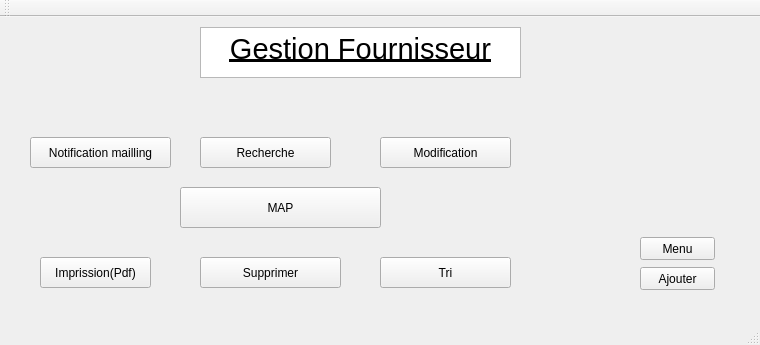
Old version of the form mainwindow.ui in the repository bilelKort/TechStore_Project.
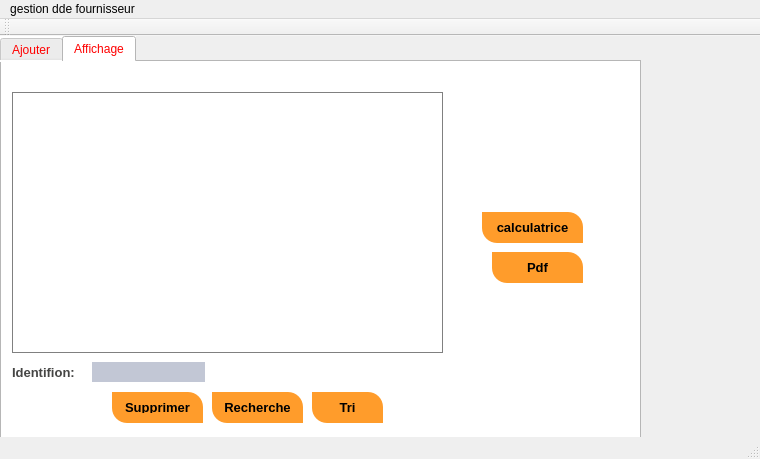
New version of the form. The open tabs and pages were chosen to show the change. Icons and pictures are not drawn.

Diff of the .ui file:
```diff
--- a/mainwindow.ui
+++ b/mainwindow.ui
@@ -7,89 +7,924 @@
     <x>0</x>
     <y>0</y>
     <width>760</width>
-    <height>345</height>
+    <height>459</height>
    </rect>
   </property>
   <property name="windowTitle">
    <string>Gestion des Clients</string>
   </property>
   <widget class="QWidget" name="centralWidget">
-   <widget class="QTextEdit" name="textEdit">
+   <widget class="QTabWidget" name="tabWidget">
     <property name="geometry">
      <rect>
-      <x>200</x>
-      <y>10</y>
-      <width>321</width>
-      <height>51</height>
+      <x>0</x>
+      <y>0</y>
+      <width>641</width>
+      <height>411</height>
      </rect>
     </property>
-    <property name="html">
-     <string>&lt;!DOCTYPE HTML PUBLIC &quot;-//W3C//DTD HTML 4.0//EN&quot; &quot;http://www.w3.org/TR/REC-html40/strict.dtd&quot;&gt;
-&lt;html&gt;&lt;head&gt;&lt;meta name=&quot;qrichtext&quot; content=&quot;1&quot; /&gt;&lt;style type=&quot;text/css&quot;&gt;
-p, li { white-space: pre-wrap; }
-&lt;/style&gt;&lt;/head&gt;&lt;body style=&quot; font-family:'MS Shell Dlg 2'; font-size:8.25pt; font-weight:400; font-style:normal;&quot;&gt;
-&lt;p align=&quot;center&quot; style=&quot; margin-top:0px; margin-bottom:0px; margin-left:0px; margin-right:0px; -qt-block-indent:0; text-indent:0px;&quot;&gt;&lt;span style=&quot; font-family:'MS Shell Dlg 2'; font-size:22pt; text-decoration: underline;&quot;&gt;Gestion Fournisseur&lt;/span&gt;&lt;/p&gt;&lt;/body&gt;&lt;/html&gt;</string>
-    </property>
-   </widget>
-   <widget class="QStackedWidget" name="stackedWidget">
-    <property name="geometry">
-     <rect>
-      <x>10</x>
-      <y>70</y>
-      <width>731</width>
-      <height>231</height>
-     </rect>
+    <property name="styleSheet">
+     <string notr="true">QWidget
+
+{
+
+	background-color: #fff;
+
+	color: red;
+
+
+
+}
+
+
+
+
+
+/*-----QLabel-----*/
+
+QLabel
+
+{
+
+	background-color: transparent;
+
+	color: #454544;
+
+	font-weight: bold;
+
+	font-size: 13px;
+
+
+
+}
+
+
+
+
+
+/*-----QPushButton-----*/
+
+QPushButton
+
+{
+
+	
+
+	background-color: #ff9c2b;
+
+color: #000000;
+
+	font-size: 13px;
+
+	font-weight: bold;
+
+	border-top-right-radius: 15px;
+
+	border-top-left-radius: 0px;
+
+	border-bottom-right-radius: 0px;
+
+	border-bottom-left-radius: 15px;
+
+	padding: 10px;
+
+
+
+}
+
+
+
+
+
+QPushButton::disabled
+
+{
+
+	background-color: #5c5c5c;
+
+
+
+}
+
+
+
+
+
+QPushButton::hover
+
+{	
+
+	background-color: #ff9c2b;
+
+
+
+}
+
+
+
+
+
+QPushButton::pressed
+
+{
+
+	background-color: #3d4ef2;
+
+
+
+}
+
+
+
+
+
+/*-----QCheckBox-----*/
+
+QCheckBox
+
+{
+
+	background-color: transparent;
+
+	color: #5c55e9;
+
+	font-size: 10px;
+
+	font-weight: bold;
+
+	border: none;
+
+	border-radius: 5px;
+
+
+
+}
+
+
+
+
+
+/*-----QCheckBox-----*/
+
+QCheckBox::indicator
+
+{
+
+    background-color: #323232;
+
+    border: 1px solid darkgray;
+
+    width: 12px;
+
+    height: 12px;
+
+
+
+}
+
+
+
+
+
+QCheckBox::indicator:checked
+
+{
+
+    image:url(&quot;./ressources/check.png&quot;);
+
+	background-color: #5c55e9;
+
+    border: 1px solid #5c55e9;
+
+
+
+}
+
+
+
+
+
+QCheckBox::indicator:unchecked:hover
+
+{
+
+    border: 1px solid #5c55e9;
+
+
+
+}
+
+
+
+
+
+QCheckBox::disabled
+
+{
+
+	color: #656565;
+
+
+
+}
+
+
+
+
+
+QCheckBox::indicator:disabled
+
+{
+
+	background-color: #656565;
+
+	color: #656565;
+
+    border: 1px solid #656565;
+
+
+
+}
+
+
+
+
+
+/*-----QLineEdit-----*/
+
+QLineEdit
+
+{
+
+	background-color: #c2c7d5;
+
+	color: #2a547f;
+
+	border: none;
+
+	padding: 5px;
+
+
+
+}
+
+
+
+
+
+/*-----QListView-----*/
+
+QListView
+
+{
+
+	background-color: #5c55e9;
+
+	color: #fff;
+
+	font-size: 14px;
+
+	font-weight: bold;
+
+	show-decoration-selected: 0;
+
+	border-radius: 4px;
+
+	padding-left: -15px;
+
+	padding-right: -15px;
+
+	padding-top: 5px;
+
+
+
+} 
+
+
+
+
+
+QListView:disabled 
+
+{
+
+	background-color: #5c5c5c;
+
+
+
+}
+
+
+
+
+
+QListView::item
+
+{
+
+	background-color: #454e5e;
+
+	border: none;
+
+	padding: 10px;
+
+	border-radius: 0px;
+
+	padding-left : 10px;
+
+	height: 32px;
+
+
+
+}
+
+
+
+
+
+QListView::item:selected
+
+{
+
+	color: #000;
+
+	background-color: #fff;
+
+
+
+}
+
+
+
+
+
+QListView::item:!selected
+
+{
+
+	color:white;
+
+	background-color: transparent;
+
+	border: none;
+
+	padding-left : 10px;
+
+
+
+}
+
+
+
+
+
+QListView::item:!selected:hover
+
+{
+
+	color: #fff;
+
+	background-color: #5564f2;
+
+	border: none;
+
+	padding-left : 10px;
+
+
+
+}
+
+
+
+
+
+/*-----QTreeView-----*/
+
+QTreeView 
+
+{
+
+	background-color: #fff;
+
+	show-decoration-selected: 0;
+
+	color: #454544;
+
+
+
+}
+
+
+
+
+
+QTreeView:disabled
+
+{
+
+	background-color: #242526;
+
+	show-decoration-selected: 0;
+
+
+
+}
+
+
+
+
+
+QTreeView::item 
+
+{
+
+	border-top-color: transparent;
+
+	border-bottom-color: transparent;
+
+
+
+}
+
+
+
+
+
+QTreeView::item:hover 
+
+{
+
+	background-color: #bcbdbb;
+
+	color: #000;
+
+
+
+}
+
+
+
+
+
+QTreeView::item:selected 
+
+{
+
+	background-color: #5c55e9;
+
+	color: #fff;
+
+
+
+}
+
+
+
+
+
+QTreeView::item:selected:active
+
+{
+
+	background-color: #5c55e9;
+
+	color: #fff;
+
+
+
+}
+
+
+
+
+
+QTreeView::item:selected:disabled
+
+{
+
+	background-color: #525251;
+
+	color: #656565;
+
+
+
+}
+
+
+
+
+
+QTreeView::branch:has-children:!has-siblings:closed,
+
+QTreeView::branch:closed:has-children:has-siblings 
+
+{
+
+	image: url(://tree-closed.png);
+
+
+
+}
+
+
+
+QTreeView::branch:open:has-children:!has-siblings,
+
+QTreeView::branch:open:has-children:has-siblings  
+
+{
+
+	image: url(://tree-open.png);
+
+
+
+}
+
+
+
+
+
+/*-----QTableView &amp; QTableWidget-----*/
+
+QTableView
+
+{
+
+    background-color: #fff;
+
+	border: 1px solid gray;
+
+    color: #454544;
+
+    gridline-color: gray;
+
+    outline : 0;
+
+
+
+}
+
+
+
+
+
+QTableView::disabled
+
+{
+
+    background-color: #242526;
+
+    border: 1px solid #32414B;
+
+    color: #656565;
+
+    gridline-color: #656565;
+
+    outline : 0;
+
+
+
+}
+
+
+
+
+
+QTableView::item:hover 
+
+{
+
+    background-color: #bcbdbb;
+
+    color: #000;
+
+
+
+}
+
+
+
+
+
+QTableView::item:selected 
+
+{
+
+	background-color: #5c55e9;
+
+    color: #fff;
+
+
+
+}
+
+
+
+
+
+QTableView::item:selected:disabled
+
+{
+
+    background-color: #1a1b1c;
+
+    border: 2px solid #525251;
+
+    color: #656565;
+
+
+
+}
+
+
+
+
+
+QTableCornerButton::section
+
+{
+
+	background-color: #ced5e3;
+
+	border: none;
+
+    color: #fff;
+
+
+
+}
+
+
+
+
+
+QHeaderView::section
+
+{
+
+	color: #2a547f;
+
+	border: 0px;
+
+	background-color: #ced5e3;
+
+	padding: 5px;
+
+
+
+}
+
+
+
+
+
+QHeaderView::section:disabled
+
+{
+
+    background-color: #525251;
+
+    color: #656565;
+
+
+
+}
+
+
+
+
+
+QHeaderView::section:checked
+
+{
+
+    color: #fff;
+
+    background-color: #5c55e9;
+
+
+
+}
+
+
+
+
+
+QHeaderView::section:checked:disabled
+
+{
+
+    color: #656565;
+
+    background-color: #525251;
+
+
+
+}
+
+
+
+
+
+QHeaderView::section::vertical::first,
+
+QHeaderView::section::vertical::only-one
+
+{
+
+    border-top: 1px solid #353635;
+
+
+
+}
+
+
+
+
+
+QHeaderView::section::vertical
+
+{
+
+    border-top: 1px solid #353635;
+
+
+
+}
+
+
+
+
+
+QHeaderView::section::horizontal::first,
+
+QHeaderView::section::horizontal::only-one
+
+{
+
+    border-left: 1px solid #353635;
+
+
+
+}
+
+
+
+
+
+QHeaderView::section::horizontal
+
+{
+
+    border-left: 1px solid #353635;
+
+
+
+}
+
+
+
+
+
+/*-----QScrollBar-----*/
+
+QScrollBar:horizontal 
+
+{
+
+    background-color: transparent;
+
+    height: 8px;
+
+    margin: 0px;
+
+    padding: 0px;
+
+
+
+}
+
+
+
+
+
+QScrollBar::handle:horizontal 
+
+{
+
+    border: none;
+
+	min-width: 100px;
+
+    background-color: #7e92b7;
+
+
+
+}
+
+
+
+
+
+QScrollBar::add-line:horizontal, 
+
+QScrollBar::sub-line:horizontal,
+
+QScrollBar::add-page:horizontal, 
+
+QScrollBar::sub-page:horizontal 
+
+{
+
+    width: 0px;
+
+    background-color: #d8dce6;
+
+
+
+}
+
+
+
+
+
+QScrollBar:vertical 
+
+{
+
+    background-color: transparent;
+
+    width: 8px;
+
+    margin: 0;
+
+
+
+}
+
+
+
+
+
+QScrollBar::handle:vertical 
+
+{
+
+    border: none;
+
+	min-height: 100px;
+
+    background-color: #7e92b7;
+
+
+
+}
+
+
+
+
+
+QScrollBar::add-line:vertical, 
+
+QScrollBar::sub-line:vertical,
+
+QScrollBar::add-page:vertical, 
+
+QScrollBar::sub-page:vertical 
+
+{
+
+    height: 0px;
+
+    background-color: #d8dce6;
+
+
+
+}
+</string>
     </property>
     <property name="currentIndex">
-     <number>0</number>
+     <number>1</number>
     </property>
-    <widget class="QWidget" name="page">
-     <widget class="QPushButton" name="pushButton">
+    <widget class="QWidget" name="tab">
+     <attribute name="title">
+      <string>Ajouter</string>
+     </attribute>
+     <widget class="QLineEdit" name="le_id">
       <property name="geometry">
        <rect>
-        <x>70</x>
-        <y>80</y>
-        <width>211</width>
-        <height>41</height>
+        <x>260</x>
+        <y>30</y>
+        <width>113</width>
+        <height>20</height>
        </rect>
       </property>
-      <property name="text">
-       <string>AJOUTER</string>
-      </property>
      </widget>
-     <widget class="QPushButton" name="pushButton_2">
-      <property name="geometry">
-       <rect>
-        <x>440</x>
-        <y>80</y>
-        <width>211</width>
-        <height>41</height>
-       </rect>
-      </property>
-      <property name="text">
-       <string>AFFICHER</string>
-      </property>
-     </widget>
-     <widget class="QPushButton" name="pushButton_3">
-      <property name="geometry">
-       <rect>
-        <x>650</x>
-        <y>190</y>
-        <width>75</width>
-        <height>23</height>
-       </rect>
-      </property>
-      <property name="text">
-       <string>Menu</string>
-      </property>
-     </widget>
-    </widget>
-    <widget class="QWidget" name="page_2">
      <widget class="QLabel" name="label">
       <property name="geometry">
        <rect>
-        <x>40</x>
-        <y>20</y>
+        <x>160</x>
+        <y>40</y>
         <width>47</width>
         <height>14</height>
        </rect>
@@ -101,7 +936,7 @@
      <widget class="QLabel" name="label_2">
       <property name="geometry">
        <rect>
-        <x>26</x>
+        <x>140</x>
         <y>60</y>
         <width>61</width>
         <height>20</height>
@@ -111,11 +946,31 @@
        <string>Quantite</string>
       </property>
      </widget>
+     <widget class="QLineEdit" name="le_quantite">
+      <property name="geometry">
+       <rect>
+        <x>260</x>
+        <y>60</y>
+        <width>113</width>
+        <height>20</height>
+       </rect>
+      </property>
+     </widget>
+     <widget class="QLineEdit" name="le_adresse">
+      <property name="geometry">
+       <rect>
+        <x>260</x>
+        <y>90</y>
+        <width>113</width>
+        <height>20</height>
+       </rect>
+      </property>
+     </widget>
      <widget class="QLabel" name="label_3">
       <property name="geometry">
        <rect>
-        <x>26</x>
-        <y>100</y>
+        <x>140</x>
+        <y>90</y>
         <width>61</width>
         <height>20</height>
        </rect>
@@ -127,9 +982,9 @@
      <widget class="QLabel" name="label_4">
       <property name="geometry">
        <rect>
-        <x>6</x>
-        <y>130</y>
-        <width>101</width>
+        <x>110</x>
+        <y>120</y>
+        <width>141</width>
         <height>20</height>
        </rect>
       </property>
@@ -137,54 +992,11 @@
        <string>Type_marchandise</string>
       </property>
      </widget>
-     <widget class="QLabel" name="label_5">
-      <property name="geometry">
-       <rect>
-        <x>6</x>
-        <y>170</y>
-        <width>81</width>
-        <height>20</height>
-       </rect>
-      </property>
-      <property name="text">
-       <string>Nom_entreprise</string>
-      </property>
-     </widget>
-     <widget class="QLineEdit" name="le_id">
-      <property name="geometry">
-       <rect>
-        <x>140</x>
-        <y>20</y>
-        <width>113</width>
-        <height>20</height>
-       </rect>
-      </property>
-     </widget>
-     <widget class="QLineEdit" name="le_quantite">
-      <property name="geometry">
-       <rect>
-        <x>140</x>
-        <y>60</y>
-        <width>113</width>
-        <height>20</height>
-       </rect>
-      </property>
-     </widget>
-     <widget class="QLineEdit" name="le_adresse">
-      <property name="geometry">
-       <rect>
-        <x>140</x>
-        <y>100</y>
-        <width>113</width>
-        <height>20</height>
-       </rect>
-      </property>
-     </widget>
      <widget class="QLineEdit" name="le_type_marchandise">
       <property name="geometry">
        <rect>
-        <x>140</x>
-        <y>130</y>
+        <x>260</x>
+        <y>120</y>
         <width>113</width>
         <height>20</height>
        </rect>
@@ -193,112 +1005,112 @@
      <widget class="QLineEdit" name="le_nom_entreprise">
       <property name="geometry">
        <rect>
-        <x>140</x>
-        <y>170</y>
+        <x>260</x>
+        <y>150</y>
         <width>113</width>
         <height>20</height>
        </rect>
       </property>
      </widget>
-     <widget class="QPushButton" name="pushButton_4">
+     <widget class="QLabel" name="label_5">
       <property name="geometry">
        <rect>
-        <x>630</x>
+        <x>120</x>
         <y>150</y>
-        <width>75</width>
-        <height>23</height>
+        <width>111</width>
+        <height>20</height>
        </rect>
       </property>
       <property name="text">
-       <string>Menu</string>
+       <string>Nom_entreprise</string>
       </property>
      </widget>
-     <widget class="QPushButton" name="pushButton_5">
+     <widget class="QPushButton" name="pb_ajouter_2">
       <property name="geometry">
        <rect>
-        <x>630</x>
+        <x>190</x>
         <y>190</y>
-        <width>75</width>
-        <height>23</height>
+        <width>251</width>
+        <height>41</height>
        </rect>
       </property>
       <property name="text">
-       <string>AFFICHAGE</string>
+       <string>ajouter</string>
       </property>
      </widget>
-    </widget>
-    <widget class="QWidget" name="page_3">
-     <widget class="QPushButton" name="pushButton_6">
+     <widget class="QPushButton" name="pb_modi">
       <property name="geometry">
        <rect>
         <x>190</x>
-        <y>170</y>
-        <width>141</width>
-        <height>31</height>
-       </rect>
-      </property>
-      <property name="text">
-       <string>Supprimer</string>
-      </property>
-     </widget>
-     <widget class="QPushButton" name="pushButton_7">
-      <property name="geometry">
-       <rect>
-        <x>370</x>
-        <y>50</y>
-        <width>131</width>
-        <height>31</height>
+        <y>250</y>
+        <width>251</width>
+        <height>41</height>
        </rect>
       </property>
       <property name="text">
        <string>Modification</string>
       </property>
      </widget>
-     <widget class="QPushButton" name="pushButton_8">
+    </widget>
+    <widget class="QWidget" name="tab_2">
+     <attribute name="title">
+      <string>Affichage</string>
+     </attribute>
+     <widget class="QTableView" name="tab_Fournisseur">
       <property name="geometry">
        <rect>
-        <x>20</x>
-        <y>50</y>
-        <width>141</width>
+        <x>10</x>
+        <y>30</y>
+        <width>431</width>
+        <height>261</height>
+       </rect>
+      </property>
+     </widget>
+     <widget class="QLabel" name="label_6">
+      <property name="geometry">
+       <rect>
+        <x>10</x>
+        <y>300</y>
+        <width>71</width>
+        <height>20</height>
+       </rect>
+      </property>
+      <property name="text">
+       <string>Identifion:</string>
+      </property>
+     </widget>
+     <widget class="QLineEdit" name="le_id_supp">
+      <property name="geometry">
+       <rect>
+        <x>90</x>
+        <y>300</y>
+        <width>113</width>
+        <height>20</height>
+       </rect>
+      </property>
+     </widget>
+     <widget class="QPushButton" name="pb_supp">
+      <property name="geometry">
+       <rect>
+        <x>110</x>
+        <y>330</y>
+        <width>91</width>
         <height>31</height>
        </rect>
       </property>
-      <property name="text">
-       <string>Notification mailling</string>
+      <property name="styleSheet">
+       <string notr="true"/>
       </property>
-     </widget>
-     <widget class="QPushButton" name="pushButton_9">
-      <property name="geometry">
-       <rect>
-        <x>630</x>
-        <y>180</y>
-        <width>75</width>
-        <height>23</height>
-       </rect>
-      </property>
       <property name="text">
-       <string>Ajouter</string>
+       <string>Supprimer</string>
       </property>
      </widget>
-     <widget class="QPushButton" name="pushButton_10">
+     <widget class="QPushButton" name="pb_rech">
       <property name="geometry">
        <rect>
-        <x>630</x>
-        <y>150</y>
-        <width>75</width>
-        <height>23</height>
-       </rect>
-      </property>
-      <property name="text">
-       <string>Menu</string>
-      </property>
-     </widget>
-     <widget class="QPushButton" name="pushButton_11">
-      <property name="geometry">
-       <rect>
-        <x>190</x>
-        <y>50</y>
-        <width>131</width>
+        <x>210</x>
+        <y>330</y>
+        <width>91</width>
         <height>31</height>
        </rect>
       </property>
@@ -306,25 +1118,38 @@
        <string>Recherche</string>
       </property>
      </widget>
-     <widget class="QPushButton" name="pushButton_12">
+     <widget class="QPushButton" name="pb_pdf">
       <property name="geometry">
        <rect>
-        <x>30</x>
-        <y>170</y>
-        <width>111</width>
+        <x>490</x>
+        <y>190</y>
+        <width>91</width>
         <height>31</height>
        </rect>
       </property>
       <property name="text">
-       <string>Imprission(Pdf)</string>
+       <string>Pdf</string>
       </property>
      </widget>
      <widget class="QPushButton" name="pushButton_13">
       <property name="geometry">
        <rect>
-        <x>370</x>
-        <y>170</y>
-        <width>131</width>
+        <x>480</x>
+        <y>150</y>
+        <width>101</width>
+        <height>31</height>
+       </rect>
+      </property>
+      <property name="text">
+       <string>calculatrice</string>
+      </property>
+     </widget>
+     <widget class="QPushButton" name="pb_tri">
+      <property name="geometry">
+       <rect>
+        <x>310</x>
+        <y>330</y>
+        <width>71</width>
         <height>31</height>
        </rect>
       </property>
@@ -332,19 +1157,6 @@
        <string>Tri</string>
       </property>
      </widget>
-     <widget class="QPushButton" name="pushButton_14">
-      <property name="geometry">
-       <rect>
-        <x>170</x>
-        <y>100</y>
-        <width>201</width>
-        <height>41</height>
-       </rect>
-      </property>
-      <property name="text">
-       <string>MAP</string>
-      </property>
-     </widget>
     </widget>
    </widget>
   </widget>
@@ -366,6 +1178,12 @@
      <height>22</height>
     </rect>
    </property>
+   <widget class="QMenu" name="menugestion_dde_fournisseur">
+    <property name="title">
+     <string>gestion dde fournisseur</string>
+    </property>
+   </widget>
+   <addaction name="menugestion_dde_fournisseur"/>
   </widget>
  </widget>
  <layoutdefault spacing="6" margin="11"/>
```
